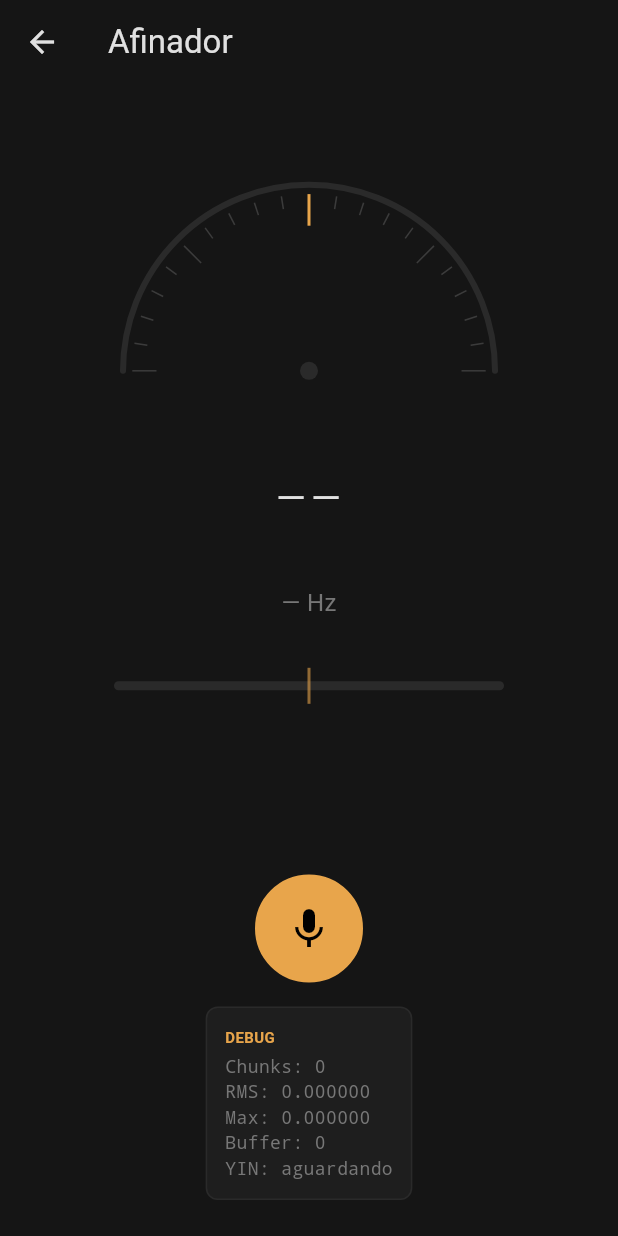
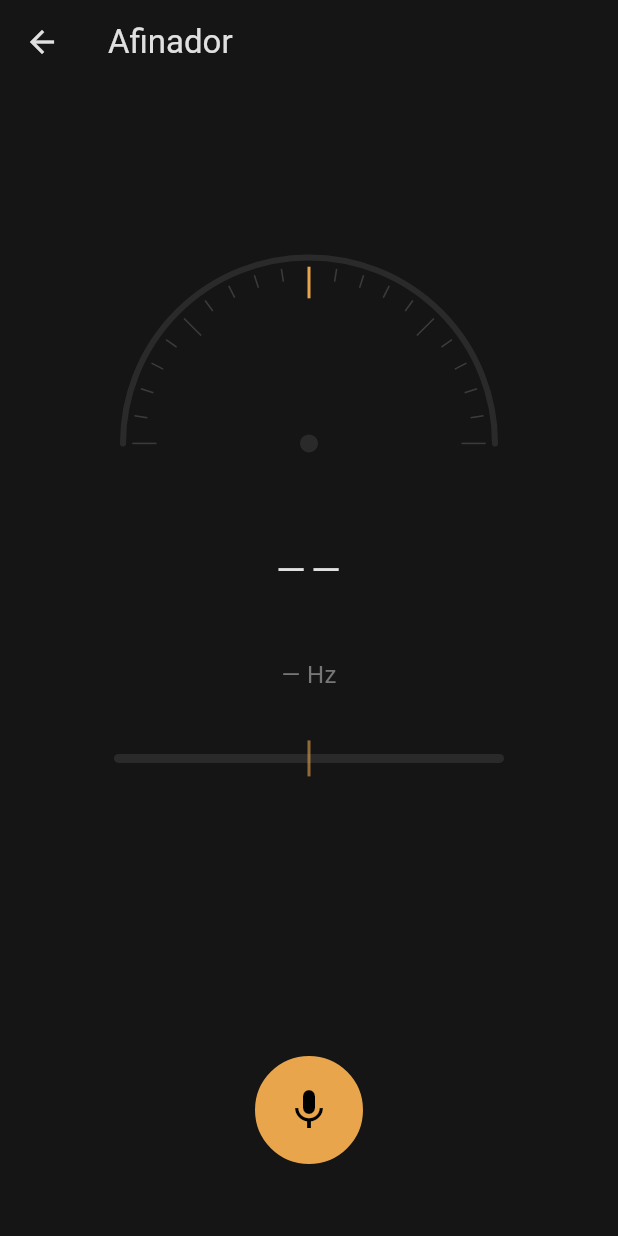
Before and after one commit to caiolagana/teoria-musical, a Flutter app: the TunerScreen screen opened directly, after a tap on the "mic off" icon, on a phone screen of 412 x 824 dp. Run offline on Flutter 3.47's test engine with Material 3 defaults, Android fonts, the light colour scheme and no system bars; our stand-ins replace cloud_firestore, firebase_auth, firebase_core, in_app_purchase, permission_handler; missing offline and left inert: audio_streamer; accounts and stored records are empty; network calls fail; statements that could not run were skipped.

Commit message:
afinador ok

```diff
--- a/flutter/lib/screens/tuner_screen.dart
+++ b/flutter/lib/screens/tuner_screen.dart
@@ -18,6 +18,7 @@ class _TunerScreenState extends State<TunerScreen> {
   String _note = '--';
   int _octave = 4;
   double _cents = 0;
+  double _smoothCents = 0;
   double _frequency = 0;
   String? _error;
 
@@ -30,7 +31,8 @@ class _TunerScreenState extends State<TunerScreen> {
   PitchDetector? _detector;
   List<double> _sampleBuffer = [];
 
-  static const _bufferSize = 3 * 4096; // 93ms de áudio a cada 4096 amostras
+  static const _alpha = 0.25; // Controla a suavidade da agulha: 0 = parado, 1 = sem suavização
+  static const _bufferSize = 2 * 4096; // 93ms de áudio a cada 4096 amostras
 
   @override
   void dispose() {
@@ -120,11 +122,13 @@ class _TunerScreenState extends State<TunerScreen> {
           _note = result.note;
           _octave = result.octave;
           _cents = result.cents;
+          _smoothCents = _smoothCents * (1 - _alpha) + _cents * _alpha;
           _frequency = result.frequency;
         } else {
           _yinStatus = rms < 0.002 ? 'silêncio (RMS baixo)' : 'sem pitch detectado';
           _note = '--';
           _cents = 0;
+          _smoothCents = 0;
           _frequency = 0;
         }
       });
@@ -161,9 +165,7 @@ class _TunerScreenState extends State<TunerScreen> {
             const Spacer(flex: 3),
             if (_error != null) _buildError(),
             _buildToggleButton(),
-            const SizedBox(height: 16),
-            if (_isListening) _buildDebugInfo(),
-            const SizedBox(height: 24),
+            const SizedBox(height: 48),
           ],
         ),
       ),
@@ -176,7 +178,7 @@ class _TunerScreenState extends State<TunerScreen> {
       height: 160,
       child: CustomPaint(
         painter: _GaugePainter(
-          cents: _isListening ? _cents : 0,
+          cents: _isListening ? _smoothCents : 0,
           active: _isListening && _note != '--',
           accentColor: _deviationColor,
         ),
@@ -230,7 +232,7 @@ class _TunerScreenState extends State<TunerScreen> {
           height: 40,
           child: CustomPaint(
             painter: _DeviationBarPainter(
-              cents: _isListening ? _cents : 0,
+              cents: _isListening ? _smoothCents : 0,
               active: _isListening && _note != '--',
               accentColor: _deviationColor,
             ),
@@ -239,7 +241,7 @@ class _TunerScreenState extends State<TunerScreen> {
         const SizedBox(height: 8),
         Text(
           _isListening && _note != '--'
-              ? '${_cents >= 0 ? '+' : ''}${_cents.toStringAsFixed(1)} cents'
+              ? '${_smoothCents >= 0 ? '+' : ''}${_smoothCents.toStringAsFixed(1)} cents'
               : '',
           style: TextStyle(
             fontSize: 14,
```
